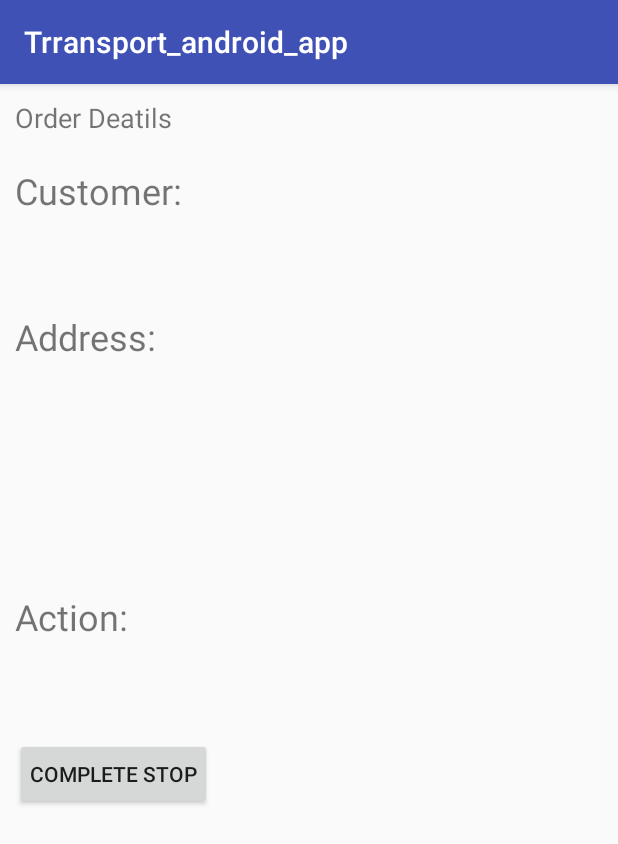
After one commit to brendon21c/transport_android_app, an Android app: the OrderStopActivity screen opened directly, with no data from a screen before it, on a phone screen of 412 x 824 dp. The commit adds this screen. Shown: the top 844 px of the screen. Run offline under Robolectric (Android 15) with nearby library versions, the phone set to English and light mode, and no system bars; 2 statements that could not run were skipped.

Commit message:
Program is working. User can Log in, see their current route, complete stops and Listview will change color accordingly. Database updates are handled by web service.

```diff
--- a/app/src/main/AndroidManifest.xml
+++ b/app/src/main/AndroidManifest.xml
@@ -17,7 +17,9 @@
                 <category android:name="android.intent.category.LAUNCHER"/>
             </intent-filter>
         </activity>
-        <activity android:name=".RouteView">
+        <activity android:name=".RouteActivity">
+        </activity>
+        <activity android:name=".OrderStopActivity">
         </activity>
     </application>
 
--- /dev/null
+++ b/app/src/main/java/com/brendon/trransport_android_app/OrderStopActivity.java
@@ -0,0 +1,179 @@
+package com.brendon.trransport_android_app;
+
+import android.content.Intent;
+import android.os.AsyncTask;
+import android.support.v7.app.AppCompatActivity;
+import android.os.Bundle;
+import android.util.Log;
+import android.view.View;
+import android.widget.Button;
+import android.widget.TextView;
+import android.widget.Toast;
+
+import com.brendon.trransport_android_app.models.Delivery;
+import com.brendon.trransport_android_app.models.Pickup;
+import com.brendon.trransport_android_app.models.RouteStop;
+
+import java.io.BufferedReader;
+import java.io.InputStream;
+import java.io.InputStreamReader;
+import java.net.HttpURLConnection;
+import java.net.URL;
+
+public class OrderStopActivity extends AppCompatActivity {
+
+
+    TextView mCustomer;
+    TextView mCity;
+    TextView mAddress;
+    TextView mZipCode;
+    TextView mAction;
+    Button mComplete;
+
+    int driverID;
+
+
+
+    @Override
+    protected void onCreate(Bundle savedInstanceState) {
+        super.onCreate(savedInstanceState);
+        setContentView(R.layout.activity_order_stop);
+
+        mCustomer = (TextView) findViewById(R.id.customer);
+        mCity = (TextView) findViewById(R.id.city);
+        mAddress = (TextView) findViewById(R.id.address);
+        mZipCode = (TextView) findViewById(R.id.zip_code);
+        mAction = (TextView) findViewById(R.id.action);
+        mComplete = (Button) findViewById(R.id.complete_stop_button);
+
+
+        Intent intent = getIntent();
+
+        final RouteStop stop = intent.getExtras().getParcelable("stop");
+
+        driverID = intent.getExtras().getInt("driver");
+
+
+        /*
+         TODO would like to eventually code this so the program doesn't need to cast the information as a Pickup or Delivery,
+          TODO but an do it on its own.
+          */
+
+        if (stop instanceof Pickup) {
+
+            mCustomer.setText(((Pickup) stop).getCustomer());
+            mAddress.setText(((Pickup) stop).getAddress());
+            mCity.setText(((Pickup) stop).getCity());
+            mZipCode.setText(((Pickup) stop).getZip_code());
+            mAction.setText(((Pickup) stop).getAction());
+
+        }
+
+        else if (stop instanceof Delivery) {
+
+
+            mCustomer.setText(((Delivery) stop).getCustomer());
+            mAddress.setText(((Delivery) stop).getAddress());
+            mCity.setText(((Delivery) stop).getCity());
+            mZipCode.setText(((Delivery) stop).getZip_code());
+            mAction.setText(((Delivery) stop).getAction());
+
+        }
+
+        // Web Service API calls need to know if this is a pickup or delivery order. That's why there is an IF/ELSE statement.
+        mComplete.setOnClickListener(new View.OnClickListener() {
+            @Override
+            public void onClick(View v) {
+
+                System.out.println("click");
+
+
+                if (stop instanceof Pickup) {
+
+
+                    String orderNumber = ((Pickup) stop).getOrderNumber();
+
+                    String url = "http://10.0.2.2:5000/api/pickup/?driverid=%d&ordernum=%s";
+
+                    url =  String.format(url, driverID, orderNumber); // Format String for url.
+
+                    CompleteStop complete = new CompleteStop();
+                    complete.execute(url);
+
+                } else if (stop instanceof Delivery) {
+
+                    String orderNumber = ((Delivery) stop).getOrderNumber();
+
+                    String url = "http://10.0.2.2:5000/api/delivery/?driverid=%d&ordernum=%s";
+
+                    url =  String.format(url, driverID, orderNumber); // Format String for url.
+
+                    CompleteStop complete = new CompleteStop();
+                    complete.execute(url);
+
+                }
+
+            }
+        });
+
+
+
+    }
+
+    // Make the URL call to the web service and display message to User on result.
+    private class CompleteStop extends AsyncTask<String, Void, String> {
+
+
+        @Override
+        protected String doInBackground(String... urls) {
+
+            try {
+
+                URL url = new URL(urls[0]);
+
+                HttpURLConnection connection = (HttpURLConnection) url.openConnection();
+
+                InputStream responseStream = connection.getInputStream();
+
+                BufferedReader bufferedReader = new BufferedReader(new InputStreamReader(responseStream));
+
+                StringBuilder builder = new StringBuilder();
+
+                String line;
+
+                while ((line = bufferedReader.readLine()) != null) {
+
+                    builder.append(line);
+
+                }
+
+                String result = builder.toString();
+
+                return result;
+
+
+            } catch (Exception e) {
+
+                // Print error if failed
+                Log.e("error", "Error connecting to API", e);
+                return null;
+            }
+
+
+
+
+        }
+
+
+        @Override
+        protected void onPostExecute(String result) {
+
+            Toast.makeText(OrderStopActivity.this, "Result is: " + result, Toast.LENGTH_LONG).show();
+
+        }
+    }
+
+
+
+
+}
--- a/app/src/main/java/com/brendon/trransport_android_app/models/Delivery.java
+++ b/app/src/main/java/com/brendon/trransport_android_app/models/Delivery.java
@@ -7,7 +7,7 @@ import android.os.Parcelable;
  * Created by Brendon on 4/26/17.
  */
 
-public class Delivery extends RouteStop implements Parcelable {
+public class Delivery extends RouteStop {
 
     private String delivery_time;
 
--- a/app/src/main/java/com/brendon/trransport_android_app/models/Pickup.java
+++ b/app/src/main/java/com/brendon/trransport_android_app/models/Pickup.java
@@ -7,7 +7,7 @@ import android.os.Parcelable;
  * Created by Brendon on 4/26/17.
  */
 
-public class Pickup extends RouteStop implements Parcelable {
+public class Pickup extends RouteStop {
 
     private String delivery_time;
 
@@ -24,6 +24,9 @@ public class Pickup extends RouteStop implements Parcelable {
     private String city;
 
     private String action;
+
+
+
 
     public String getDelivery_time ()
     {
--- a/app/src/main/java/com/brendon/trransport_android_app/models/RouteStop.java
+++ b/app/src/main/java/com/brendon/trransport_android_app/models/RouteStop.java
@@ -1,10 +1,12 @@
 package com.brendon.trransport_android_app.models;
+
+import android.os.Parcelable;
 
 /**
  * Created by Brendon on 5/3/17.
  */
 
-public class RouteStop {
+public abstract class RouteStop implements Parcelable {
 
     private int priority;
 
@@ -15,4 +17,6 @@ public class RouteStop {
     public void setPriority(int priority) {
         this.priority = priority;
     }
+
+
 }
--- /dev/null
+++ b/app/src/main/res/layout/activity_order_stop.xml
@@ -0,0 +1,172 @@
+<?xml version="1.0" encoding="utf-8"?>
+<RelativeLayout
+    xmlns:android="http://schemas.android.com/apk/res/android"
+    xmlns:app="http://schemas.android.com/apk/res-auto"
+    xmlns:tools="http://schemas.android.com/tools"
+    android:id="@+id/order_details_screen"
+    android:layout_width="match_parent"
+    android:layout_height="match_parent"
+    tools:context="com.brendon.trransport_android_app.OrderStopActivity">
+
+    <RelativeLayout
+        android:id="@+id/order_details_header"
+        android:layout_width="match_parent"
+        android:layout_height="wrap_content"
+        android:padding="10dp">
+
+        <TextView
+            android:id="@+id/details_instructions"
+            android:layout_width="match_parent"
+            android:layout_height="wrap_content"
+            android:ems="10"
+            android:inputType="textPersonName"
+            android:text="Order Deatils"
+            android:textSize="18sp"/>
+    </RelativeLayout>
+
+    <RelativeLayout
+        android:id="@+id/details_viewer"
+        android:layout_width="match_parent"
+        android:layout_height="wrap_content"
+        android:layout_below="@+id/order_details_header">
+
+        <LinearLayout
+            android:id="@+id/order_cust_label"
+            android:layout_width="match_parent"
+            android:layout_height="wrap_content"
+            android:orientation="horizontal"
+            android:padding="10dp">
+
+            <TextView
+                android:id="@+id/cust_label"
+                android:layout_width="match_parent"
+                android:layout_height="wrap_content"
+                android:layout_weight="1"
+                android:text="Customer:"
+                android:textSize="24sp"/>
+
+        </LinearLayout>
+
+        <LinearLayout
+            android:id="@+id/cust_details"
+            android:layout_width="match_parent"
+            android:layout_height="wrap_content"
+            android:layout_below="@+id/order_cust_label"
+            android:orientation="horizontal">
+
+            <TextView
+                android:id="@+id/customer"
+                android:layout_width="match_parent"
+                android:layout_height="wrap_content"
+                android:layout_weight="1"
+                android:padding="10dp"
+                android:textSize="18sp"/>
+        </LinearLayout>
+
+        <LinearLayout
+            android:id="@+id/order_address_label"
+            android:layout_width="match_parent"
+            android:layout_height="wrap_content"
+            android:layout_below="@+id/cust_details"
+            android:orientation="horizontal"
+            android:padding="10dp">
+
+            <TextView
+                android:id="@+id/textView5"
+                android:layout_width="wrap_content"
+                android:layout_height="wrap_content"
+                android:layout_weight="1"
+                android:text="Address:"
+                android:textSize="24sp"/>
+        </LinearLayout>
+
+        <LinearLayout
+            android:id="@+id/address_details"
+            android:layout_width="match_parent"
+            android:layout_height="wrap_content"
+            android:layout_below="@+id/order_address_label"
+            android:layout_weight="1"
+            android:orientation="horizontal">
+
+            <RelativeLayout
+                android:layout_width="match_parent"
+                android:layout_height="match_parent">
+
+                <TextView
+                    android:id="@+id/address"
+                    android:layout_width="match_parent"
+                    android:layout_height="wrap_content"
+                    android:padding="10dp"
+                    android:textSize="18sp"/>
+
+                <TextView
+                    android:id="@+id/city"
+                    android:layout_width="match_parent"
+                    android:layout_height="wrap_content"
+                    android:layout_below="@+id/address"
+                    android:padding="10dp"
+                    android:textSize="18sp"/>
+
+                <TextView
+                    android:id="@+id/zip_code"
+                    android:layout_width="match_parent"
+                    android:layout_height="wrap_content"
+                    android:layout_below="@+id/city"
+                    android:padding="10dp"
+                    android:textSize="18sp"/>
+            </RelativeLayout>
+        </LinearLayout>
+
+        <LinearLayout
+            android:id="@+id/order_action_label"
+            android:layout_width="match_parent"
+            android:layout_height="wrap_content"
+            android:layout_below="@+id/address_details"
+            android:orientation="horizontal"
+            android:padding="10dp">
+
+            <TextView
+                android:id="@+id/textView10"
+                android:layout_width="wrap_content"
+                android:layout_height="wrap_content"
+                android:layout_weight="1"
+                android:text="Action:"
+                android:textSize="24sp"/>
+
+        </LinearLayout>
+
+        <LinearLayout
+            android:id="@+id/action_details"
+            android:layout_width="match_parent"
+            android:layout_height="wrap_content"
+            android:layout_below="@+id/order_action_label"
+            android:layout_weight="1"
+            android:orientation="horizontal">
+
+            <TextView
+                android:id="@+id/action"
+                android:layout_width="match_parent"
+                android:layout_height="wrap_content"
+                android:layout_weight="1"
+                android:padding="10dp"
+                android:textSize="18sp"/>
+        </LinearLayout>
+    </RelativeLayout>
+
+    <LinearLayout
+        android:layout_width="match_parent"
+        android:layout_height="wrap_content"
+        android:layout_below="@+id/details_viewer"
+        android:orientation="horizontal"
+        android:padding="10dp">
+
+        <Button
+            android:id="@+id/complete_stop_button"
+            android:layout_width="wrap_content"
+            android:layout_height="match_parent"
+            android:elevation="24dp"
+            android:padding="10dp"
+            android:text="Complete Stop"/>
+    </LinearLayout>
+
+</RelativeLayout>
--- a/app/src/main/res/layout/activity_route_view.xml
+++ b/app/src/main/res/layout/activity_route_view.xml
@@ -6,7 +6,7 @@
     android:layout_width="match_parent"
     android:layout_height="match_parent"
     android:padding="16dp"
-    tools:context="com.brendon.trransport_android_app.RouteView">
+    tools:context="com.brendon.trransport_android_app.RouteActivity">
 
     <RelativeLayout
         android:id="@+id/main_header"
@@ -18,7 +18,7 @@
             android:layout_width="match_parent"
             android:layout_height="wrap_content"
             android:inputType="text|textMultiLine"
-            android:text="These are your current routes. Drive safetly, remember your SMITH system training."
+            android:text="These are your current routes. Drive safetly, remember your SMITH system training. Blue is for Pickup, Green for Delivery and Grey means Completed."
             android:textSize="18sp"/>
 
     </RelativeLayout>
```
Also changed, not shown: app/src/main/java/com/brendon/trransport_android_app/MainActivity.java (+27 -41 lines), app/src/main/java/com/brendon/trransport_android_app/RouteActivity.java (renamed from app/src/main/java/com/brendon/trransport_android_app/RouteView.java, +60 -8 lines), app/src/main/java/com/brendon/trransport_android_app/RouteListAdapter.java (+41 -5 lines), app/src/main/res/layout/activity_main.xml (+38 -11 lines), app/src/main/res/layout/route_stop_list_item.xml (+39 -5 lines).
